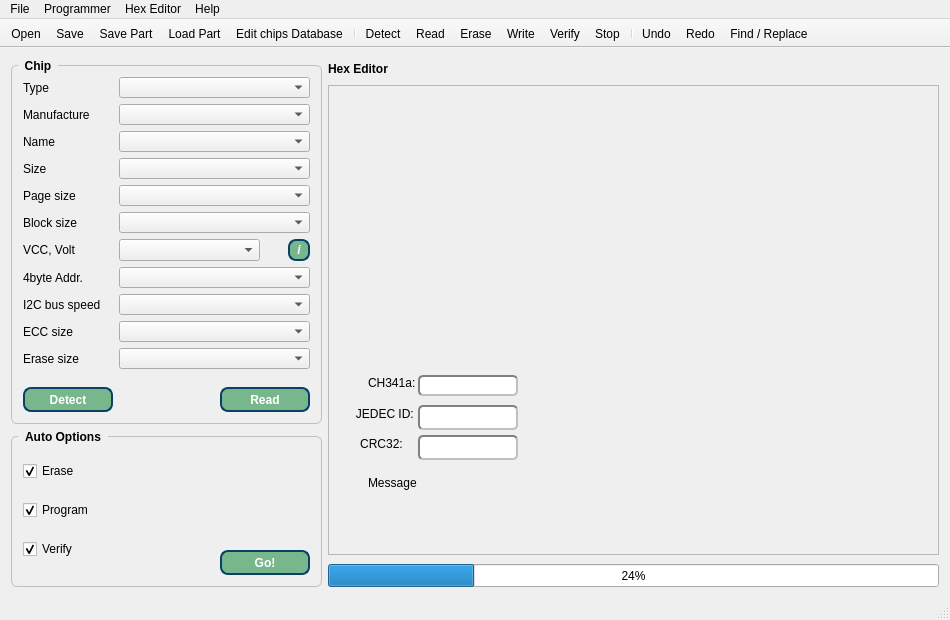
Before: the Qt Designer form IMSProg_programmer/mainwindow.ui in bigbigmdm/IMSProg, drawn with Qt 5.
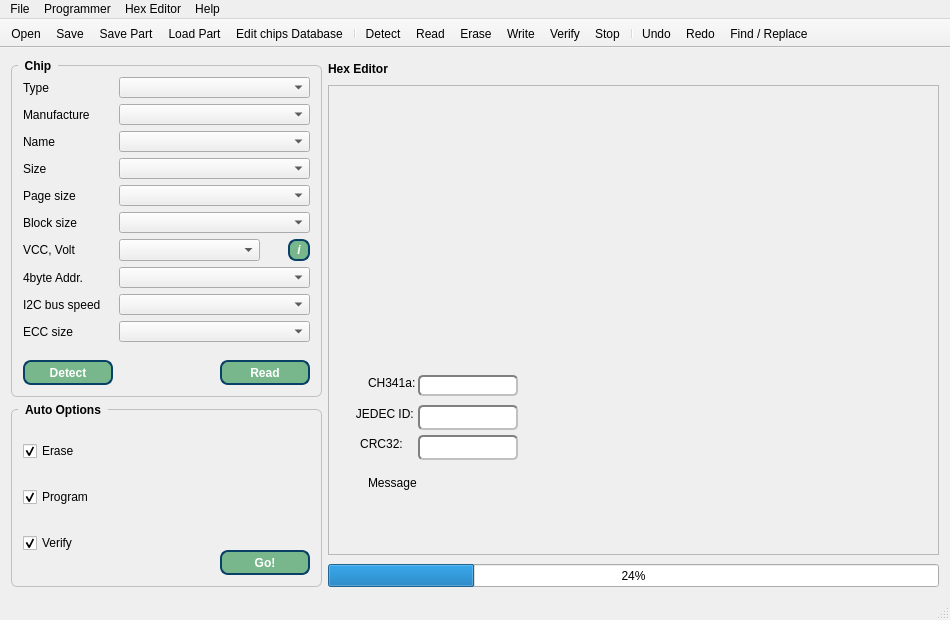
After: the same form once the commit is applied. Icons and pictures are not drawn.

Commit message: Duplicated parameter removed

Patch:
```diff
--- a/IMSProg_programmer/mainwindow.ui
+++ b/IMSProg_programmer/mainwindow.ui
@@ -324,134 +324,6 @@
            </property>
           </widget>
          </item>
-         <item row="7" column="0">
-          <widget class="QLabel" name="label_8">
-           <property name="styleSheet">
-            <string notr="true"/>
-           </property>
-           <property name="text">
-            <string>4byte Addr.</string>
-           </property>
-          </widget>
-         </item>
-         <item row="7" column="1">
-          <widget class="QComboBox" name="comboBox_addr4bit">
-           <property name="minimumSize">
-            <size>
-             <width>111</width>
-             <height>21</height>
-            </size>
-           </property>
-           <property name="maximumSize">
-            <size>
-             <width>250</width>
-             <height>21</height>
-            </size>
-           </property>
-           <property name="font">
-            <font>
-             <weight>75</weight>
-             <bold>true</bold>
-            </font>
-           </property>
-           <property name="styleSheet">
-            <string notr="true"/>
-           </property>
-           <property name="sizeAdjustPolicy">
-            <enum>QComboBox::AdjustToMinimumContentsLengthWithIcon</enum>
-           </property>
-           <property name="minimumContentsLength">
-            <number>22</number>
-           </property>
-          </widget>
-         </item>
-         <item row="11" column="0">
-          <spacer name="verticalSpacer_2">
-           <property name="orientation">
-            <enum>Qt::Vertical</enum>
-           </property>
-           <property name="sizeHint" stdset="0">
-            <size>
-             <width>20</width>
-             <height>6</height>
-            </size>
-           </property>
-          </spacer>
-         </item>
-         <item row="11" column="1">
-          <spacer name="verticalSpacer_3">
-           <property name="orientation">
-            <enum>Qt::Vertical</enum>
-           </property>
-           <property name="sizeHint" stdset="0">
-            <size>
-             <width>127</width>
-             <height>6</height>
-            </size>
-           </property>
-          </spacer>
-         </item>
-         <item row="12" column="0">
-          <widget class="QPushButton" name="pushButton_2">
-           <property name="minimumSize">
-            <size>
-             <width>90</width>
-             <height>25</height>
-            </size>
-           </property>
-           <property name="styleSheet">
-            <string notr="true">QPushButton{
-color: rgb(255, 255, 255);
-background-color: rgb(120, 183, 140);
-border-radius: 20px;
-border: 2px solid #094065;border-radius:8px;font-weight:600;
-}
-QPushButton::pressed{background-color: rgb(115, 210, 22);}</string>
-           </property>
-           <property name="text">
-            <string>Detect</string>
-           </property>
-          </widget>
-         </item>
-         <item row="12" column="1">
-          <layout class="QHBoxLayout" name="horizontalLayout">
-           <item>
-            <spacer name="horizontalSpacer">
-             <property name="orientation">
-              <enum>Qt::Horizontal</enum>
-             </property>
-             <property name="sizeHint" stdset="0">
-              <size>
-               <width>28</width>
-               <height>20</height>
-              </size>
-             </property>
-            </spacer>
-           </item>
-           <item>
-            <widget class="QPushButton" name="pushButton">
-             <property name="minimumSize">
-              <size>
-               <width>90</width>
-               <height>25</height>
-              </size>
-             </property>
-             <property name="styleSheet">
-              <string notr="true">QPushButton{
-color: rgb(255, 255, 255);
-background-color: rgb(120, 183, 140);
-border-radius: 20px;
-border: 2px solid #094065;border-radius:8px;font-weight:600;
-}
-QPushButton::pressed{background-color: rgb(115, 210, 22);}</string>
-             </property>
-             <property name="text">
-              <string>Read</string>
-             </property>
-            </widget>
-           </item>
-          </layout>
-         </item>
          <item row="6" column="1">
           <layout class="QHBoxLayout" name="horizontalLayout_6">
            <property name="spacing">
@@ -542,8 +414,18 @@
            </item>
           </layout>
          </item>
-         <item row="8" column="1">
-          <widget class="QComboBox" name="comboBox_i2cSpeed">
+         <item row="7" column="0">
+          <widget class="QLabel" name="label_8">
+           <property name="styleSheet">
+            <string notr="true"/>
+           </property>
+           <property name="text">
+            <string>4byte Addr.</string>
+           </property>
+          </widget>
+         </item>
+         <item row="7" column="1">
+          <widget class="QComboBox" name="comboBox_addr4bit">
            <property name="minimumSize">
             <size>
              <width>111</width>
@@ -562,6 +444,9 @@
              <bold>true</bold>
             </font>
            </property>
+           <property name="styleSheet">
+            <string notr="true"/>
+           </property>
            <property name="sizeAdjustPolicy">
             <enum>QComboBox::AdjustToMinimumContentsLengthWithIcon</enum>
            </property>
@@ -577,15 +462,8 @@
            </property>
           </widget>
          </item>
-         <item row="10" column="0">
-          <widget class="QLabel" name="label_12">
-           <property name="text">
-            <string>Erase size</string>
-           </property>
-          </widget>
-         </item>
-         <item row="10" column="1">
-          <widget class="QComboBox" name="comboBox_eraseSize">
+         <item row="8" column="1">
+          <widget class="QComboBox" name="comboBox_i2cSpeed">
            <property name="minimumSize">
             <size>
              <width>111</width>
@@ -647,6 +525,93 @@
            </property>
           </widget>
          </item>
+         <item row="10" column="0">
+          <spacer name="verticalSpacer_2">
+           <property name="orientation">
+            <enum>Qt::Vertical</enum>
+           </property>
+           <property name="sizeHint" stdset="0">
+            <size>
+             <width>20</width>
+             <height>6</height>
+            </size>
+           </property>
+          </spacer>
+         </item>
+         <item row="10" column="1">
+          <spacer name="verticalSpacer_3">
+           <property name="orientation">
+            <enum>Qt::Vertical</enum>
+           </property>
+           <property name="sizeHint" stdset="0">
+            <size>
+             <width>127</width>
+             <height>6</height>
+            </size>
+           </property>
+          </spacer>
+         </item>
+         <item row="11" column="0">
+          <widget class="QPushButton" name="pushButton_2">
+           <property name="minimumSize">
+            <size>
+             <width>90</width>
+             <height>25</height>
+            </size>
+           </property>
+           <property name="styleSheet">
+            <string notr="true">QPushButton{
+color: rgb(255, 255, 255);
+background-color: rgb(120, 183, 140);
+border-radius: 20px;
+border: 2px solid #094065;border-radius:8px;font-weight:600;
+}
+QPushButton::pressed{background-color: rgb(115, 210, 22);}</string>
+           </property>
+           <property name="text">
+            <string>Detect</string>
+           </property>
+          </widget>
+         </item>
+         <item row="11" column="1">
+          <layout class="QHBoxLayout" name="horizontalLayout">
+           <item>
+            <spacer name="horizontalSpacer">
+             <property name="orientation">
+              <enum>Qt::Horizontal</enum>
+             </property>
+             <property name="sizeHint" stdset="0">
+              <size>
+               <width>28</width>
+               <height>20</height>
+              </size>
+             </property>
+            </spacer>
+           </item>
+           <item>
+            <widget class="QPushButton" name="pushButton">
+             <property name="minimumSize">
+              <size>
+               <width>90</width>
+               <height>25</height>
+              </size>
+             </property>
+             <property name="styleSheet">
+              <string notr="true">QPushButton{
+color: rgb(255, 255, 255);
+background-color: rgb(120, 183, 140);
+border-radius: 20px;
+border: 2px solid #094065;border-radius:8px;font-weight:600;
+}
+QPushButton::pressed{background-color: rgb(115, 210, 22);}</string>
+             </property>
+             <property name="text">
+              <string>Read</string>
+             </property>
+            </widget>
+           </item>
+          </layout>
+         </item>
         </layout>
        </widget>
       </item>
```
The commit also changes 2 other files.
